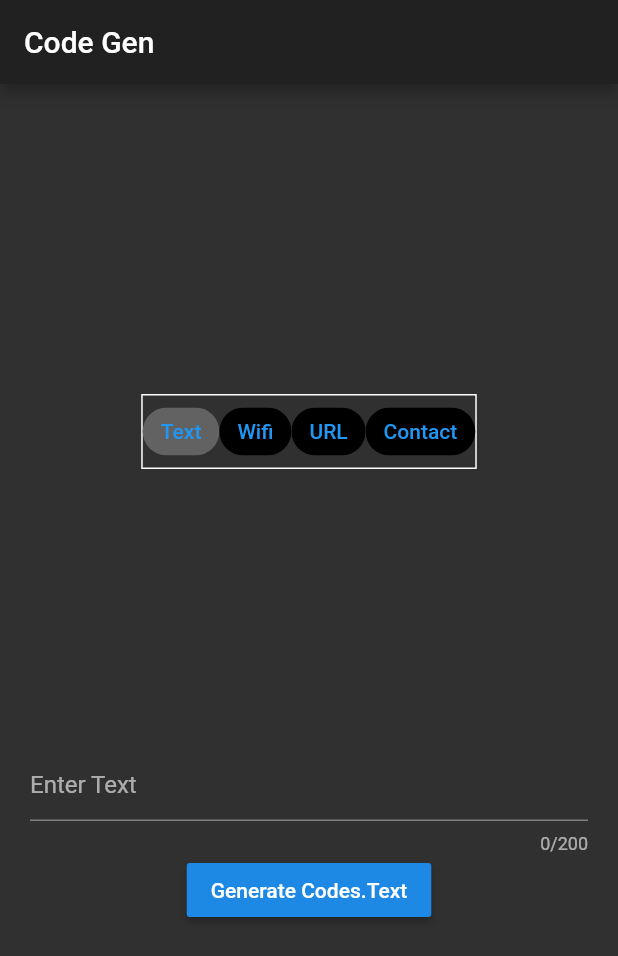
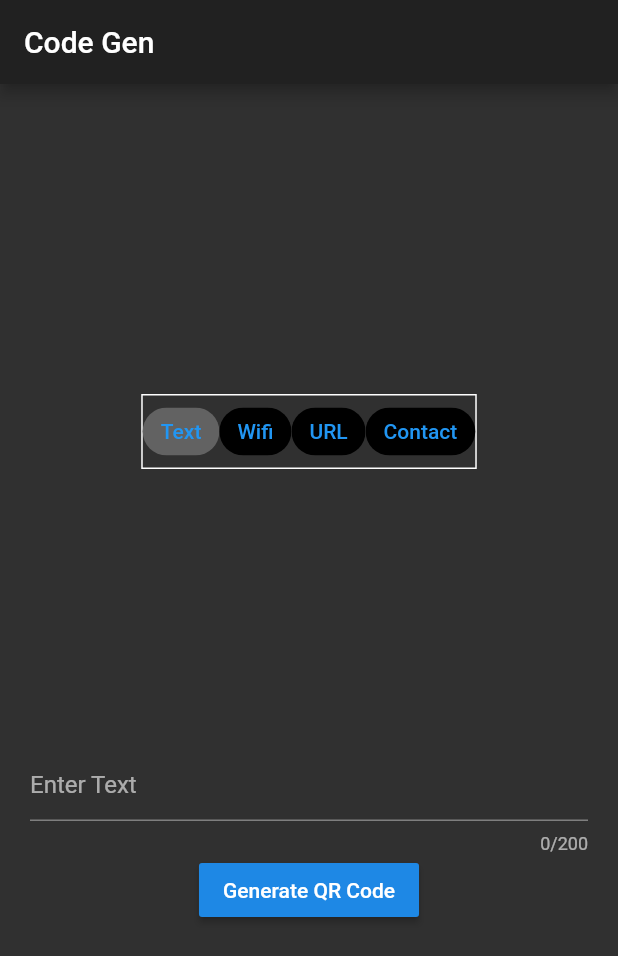
Before and after one commit to edgeboy47/qr_generator, a Flutter app: the screen it shows after launch, on a phone screen of 412 x 824 dp. Shown: the top 956 px of the screen. Run offline on Flutter 3.47's test engine with Material 2 defaults, Android fonts, the phone set to English and light mode, and no system bars; our stand-ins replace bloc, flutter_bloc, qr_flutter.

```diff
--- a/lib/bloc/codeBloc.dart
+++ b/lib/bloc/codeBloc.dart
@@ -16,6 +16,11 @@ class CodeBloc extends Bloc<CodeEvent, QrCode> {
         yield code;
       }
 
+      if(event is URLCode){
+        final code = QrCode.fromData(data: event.data['url'], errorCorrectLevel: QrErrorCorrectLevel.L);
+        code.make();
+        yield code;
+      }
   }
 
 
--- a/lib/bloc/codeEvent.dart
+++ b/lib/bloc/codeEvent.dart
@@ -1,24 +1,24 @@
 import 'package:flutter/foundation.dart';
 
 abstract class CodeEvent{
-  final Map <String, String> data;
+  final Map <String, dynamic> data;
 
   const CodeEvent({@required this.data});
 }
 
 class TextCode extends CodeEvent {
-  const TextCode({Map<String, String> data}) : super(data: data);
+  const TextCode({Map<String, dynamic> data}) : super(data: data);
 }
 
 class WifiCode extends CodeEvent {
-  const WifiCode({Map<String, String> data}) : super(data: data);
+  const WifiCode({Map<String, dynamic> data}) : super(data: data);
 }
 
 class ContactCode extends CodeEvent {
-  const ContactCode({Map<String, String> data}) : super(data: data);
+  const ContactCode({Map<String, dynamic> data}) : super(data: data);
 
 }
 
 class URLCode extends CodeEvent {
-  const URLCode({Map<String, String> data}) : super(data: data);
+  const URLCode({Map<String, dynamic> data}) : super(data: data);
 }
--- a/lib/pages/homePage.dart
+++ b/lib/pages/homePage.dart
@@ -13,9 +13,14 @@ class HomePage extends StatefulWidget {
 
 class _HomePageState extends State<HomePage> {
   Codes currentCode = Codes.Text;
-  var payload = {};
+
+  var payload = <String, dynamic>{};
+
   var codeToKeyMap = <Codes, GlobalKey<FormState>>{
     Codes.Text: GlobalKey<FormState>(),
+    Codes.Contact: GlobalKey<FormState>(),
+    Codes.Wifi: GlobalKey<FormState>(),
+    Codes.URL: GlobalKey<FormState>(),
   };
 
   @override
@@ -26,8 +31,7 @@ class _HomePageState extends State<HomePage> {
   void onPressed() {
     switch (currentCode) {
       case Codes.Text:
-        BlocProvider.of<CodeBloc>(context)
-            .add(TextCode(data: {'text': payload["text"]}));
+        BlocProvider.of<CodeBloc>(context).add(TextCode(data: payload));
         break;
 
       case Codes.Wifi:
@@ -35,7 +39,7 @@ class _HomePageState extends State<HomePage> {
         break;
 
       case Codes.URL:
-        // BlocProvider.of<CodeBloc>(context).add(URLCode(text: codeText));
+        BlocProvider.of<CodeBloc>(context).add(URLCode(data: payload));
         break;
 
       case Codes.Contact:
@@ -50,13 +54,101 @@ class _HomePageState extends State<HomePage> {
   // Generates a ChoiceChip from the given enum value
   Widget codeToChipGenerator(Codes code) {
     return MyChoiceChip(
-        text: describeEnum(code),
-        selected: currentCode == code,
-        onSelected: (bool selected) {
-          setState(() {
-            currentCode = code;
-          });
+      text: describeEnum(code),
+      selected: currentCode == code,
+      onSelected: (bool selected) {
+        setState(() {
+          currentCode = code;
         });
+      },
+    );
+  }
+
+  Form formBuilder() {
+    Form form;
+
+    switch (currentCode) {
+      case Codes.Text:
+        form = Form(
+          key: codeToKeyMap[Codes.Text],
+          child: Column(
+            children: <Widget>[
+              TextFormField(
+                validator: (value) {
+                  return value.isEmpty ? "Please enter some text" : null;
+                },
+                onSaved: (value) {
+                  payload = {};
+                  payload["text"] = value;
+                },
+                maxLength: 200,
+                decoration: InputDecoration(hintText: "Enter Text"),
+              ),
+              RaisedButton(
+                child: Text("Generate QR Code"),
+                onPressed: () {
+                  if (codeToKeyMap[Codes.Text].currentState.validate()) {
+                    codeToKeyMap[Codes.Text].currentState.save();
+                    onPressed();
+                  }
+                },
+              ),
+            ],
+          ),
+        );
+        break;
+
+      case Codes.Contact:
+        form = Form(
+          key: codeToKeyMap[Codes.Contact],
+          child: Column(
+            children: <Widget>[],
+          ),
+        );
+        break;
+
+      case Codes.URL:
+        form = Form(
+          key: codeToKeyMap[Codes.Text],
+          child: Column(
+            children: <Widget>[
+              TextFormField(
+                validator: (value) {
+                  //TODO: Add custom validation for urls
+                  return value.isEmpty ? "Please enter a valid URL" : null;
+                },
+                onSaved: (value) {
+                  payload = {};
+                  payload["url"] = value;
+                },
+                maxLength: 200,
+                decoration: InputDecoration(hintText: "Enter URL"),
+              ),
+              RaisedButton(
+                child: Text("Generate QR Code"),
+                onPressed: () {
+                  if (codeToKeyMap[Codes.Text].currentState.validate()) {
+                    codeToKeyMap[Codes.Text].currentState.save();
+                    onPressed();
+                  }
+                },
+              ),
+            ],
+          ),
+        );
+        break;
+
+      case Codes.Wifi:
+        form = Form(
+          key: codeToKeyMap[Codes.Wifi],
+          child: Column(
+            children: <Widget>[],
+          ),
+        );
+        break;
+    }
+
+    return form;
   }
 
   @override
@@ -69,37 +161,14 @@ class _HomePageState extends State<HomePage> {
             mainAxisAlignment: MainAxisAlignment.spaceEvenly,
             children: <Widget>[
               Container(
-                decoration:
-                    BoxDecoration(border: Border.all(color: Colors.white)),
+                decoration: BoxDecoration(
+                  border: Border.all(color: Colors.white),
+                ),
                 child: Wrap(
-                    children: Codes.values.map(codeToChipGenerator).toList()),
-              ),
-              Form(
-                key: codeToKeyMap[Codes.Text],
-                child: Column(
-                  children: <Widget>[
-                    TextFormField(
-                      validator: (value) {
-                        return value.isEmpty ? "Please enter text" : null;
-                      },
-                      onSaved: (value) {
-                        payload["text"] = value;
-                      },
-                      maxLength: 200,
-                      decoration: InputDecoration(hintText: "Enter Text"),
-                    ),
-                    RaisedButton(
-                      child: Text("Generate $currentCode"),
-                      onPressed: () {
-                        if (codeToKeyMap[Codes.Text].currentState.validate()) {
-                          codeToKeyMap[Codes.Text].currentState.save();
-                          onPressed();
-                        }
-                      },
-                    ),
-                  ],
+                  children: Codes.values.map(codeToChipGenerator).toList(),
                 ),
               ),
+              formBuilder(),
             ],
           ),
         ),
```
